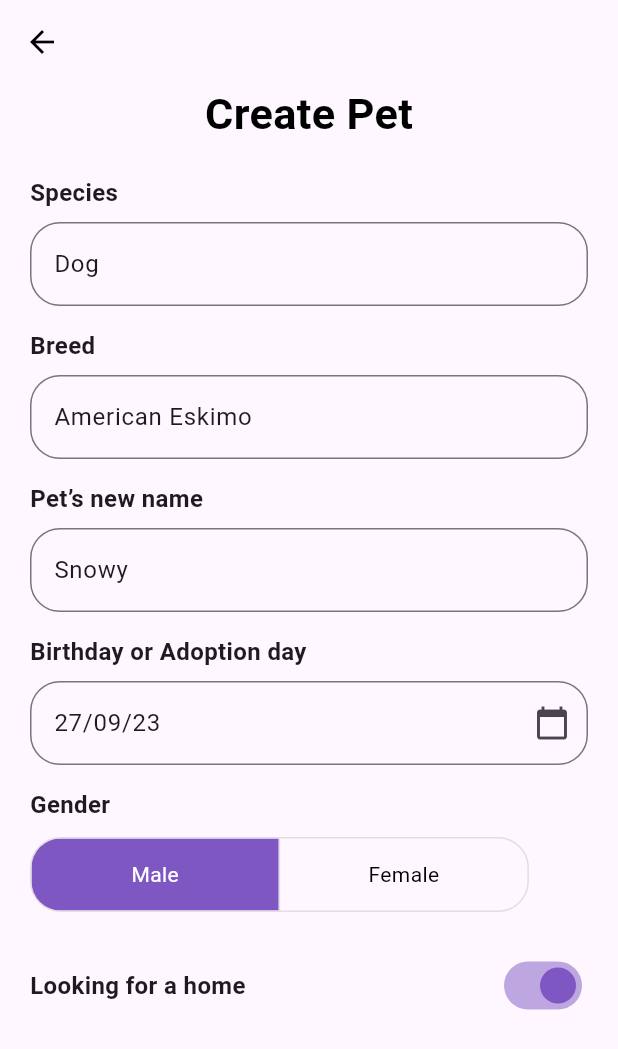
After one commit to MateusTome-Dev/projPet, a Flutter app: the screen it shows after launch, on a phone screen of 412 x 824 dp. The commit adds this screen. Shown: the top 1049 px of the screen. Run offline on Flutter 3.47's test engine with Material 3 defaults, Android fonts, the phone set to English and light mode, and no system bars.

Commit message:
second commit

```diff
--- a/lib/main.dart
+++ b/lib/main.dart
@@ -1,7 +1,5 @@
 import 'package:flutter/material.dart';
-import 'package:projpet/view/doglist_screen.dart';
-
-
+import 'package:projpet/view/createdog_screen.dart';
 
 void main() {
   runApp(const MyApp());
@@ -18,7 +16,7 @@ class MyApp extends StatelessWidget {
         colorScheme: ColorScheme.fromSeed(seedColor: Colors.deepPurple),
         useMaterial3: true,
       ),
-      home: DogsListScreen(),
+      home: CreateDogScreen(),
     );
   }
 }
--- /dev/null
+++ b/lib/view/createdog_screen.dart
@@ -0,0 +1,184 @@
+import 'package:flutter/material.dart';
+
+void main() {
+  runApp(CreateDogScreen());
+}
+
+class CreateDogScreen extends StatelessWidget {
+  @override
+  Widget build(BuildContext context) {
+    return MaterialApp(
+      debugShowCheckedModeBanner: false,
+      home: CreatePetInformation(),
+    );
+  }
+}
+
+class CreatePetInformation extends StatefulWidget {
+  @override
+  _CreatePetInformationState createState() => _CreatePetInformationState();
+}
+
+class _CreatePetInformationState extends State<CreatePetInformation> {
+  final TextEditingController speciesController = TextEditingController(text: "Dog");
+  final TextEditingController breedController = TextEditingController(text: "American Eskimo");
+  final TextEditingController nameController = TextEditingController(text: "Snowy");
+  final TextEditingController dateController = TextEditingController();
+  bool isMale = true;
+  bool isLookingForHome = true;
+
+  @override
+  void initState() {
+    super.initState();
+    dateController.text = "27/09/23"; // Data padrão
+  }
+
+  @override
+  Widget build(BuildContext context) {
+    final size = MediaQuery.of(context).size;
+
+    return Scaffold(
+      appBar: AppBar(
+        backgroundColor: Colors.transparent,
+        elevation: 0,
+        leading: IconButton(
+          icon: Icon(Icons.arrow_back, color: Colors.black),
+          onPressed: () {
+            // Voltar à página anterior
+          },
+        ),
+      ),
+      body: Padding(
+        padding: EdgeInsets.symmetric(horizontal: 20),
+        child: ListView(
+          children: [
+            Center(
+              child: Text(
+                'Create Pet',
+                style: TextStyle(
+                  fontSize: size.width * 0.07,
+                  fontWeight: FontWeight.bold,
+                  color: Colors.black,
+                ),
+              ),
+            ),
+            SizedBox(height: 20),
+            buildTextField("Species", speciesController),
+            SizedBox(height: 15),
+            buildTextField("Breed", breedController),
+            SizedBox(height: 15),
+            buildTextField("Pet’s new name", nameController),
+            SizedBox(height: 15),
+            buildDateField(context, "Birthday or Adoption day", dateController),
+            SizedBox(height: 15),
+            Text(
+              "Gender",
+              style: TextStyle(fontWeight: FontWeight.bold, fontSize: 16),
+            ),
+            SizedBox(height: 10),
+            ToggleButtons(
+              borderRadius: BorderRadius.circular(20),
+              isSelected: [isMale, !isMale],
+              onPressed: (int index) {
+                setState(() {
+                  isMale = index == 0;
+                });
+              },
+              children: [
+                Container(
+                  width: size.width * 0.4,
+                  padding: EdgeInsets.symmetric(vertical: 10),
+                  child: Center(child: Text("Male")),
+                ),
+                Container(
+                  width: size.width * 0.4,
+                  padding: EdgeInsets.symmetric(vertical: 10),
+                  child: Center(child: Text("Female")),
+                ),
+              ],
+              color: Colors.black,
+              selectedColor: Colors.white,
+              fillColor: Color(0xFF7E57C2),
+            ),
+            SizedBox(height: 25),
+            Row(
+              mainAxisAlignment: MainAxisAlignment.spaceBetween,
+              children: [
+                Text(
+                  "Looking for a home",
+                  style: TextStyle(fontWeight: FontWeight.bold, fontSize: 16),
+                ),
+                Switch(
+                  value: isLookingForHome,
+                  activeColor: Color(0xFF7E57C2),
+                  onChanged: (value) {
+                    setState(() {
+                      isLookingForHome = value;
+                    });
+                  },
+                ),
+              ],
+            ),
+          ],
+        ),
+      ),
+    );
+  }
+
+  Widget buildTextField(String labelText, TextEditingController controller) {
+    return Column(
+      crossAxisAlignment: CrossAxisAlignment.start,
+      children: [
+        Text(
+          labelText,
+          style: TextStyle(fontWeight: FontWeight.bold, fontSize: 16),
+        ),
+        SizedBox(height: 8),
+        TextField(
+          controller: controller,
+          decoration: InputDecoration(
+            border: OutlineInputBorder(
+              borderRadius: BorderRadius.circular(20),
+            ),
+          ),
+        ),
+      ],
+    );
+  }
+
+  Widget buildDateField(BuildContext context, String labelText, TextEditingController controller) {
+    return Column(
+      crossAxisAlignment: CrossAxisAlignment.start,
+      children: [
+        Text(
+          labelText,
+          style: TextStyle(fontWeight: FontWeight.bold, fontSize: 16),
+        ),
+        SizedBox(height: 8),
+        TextField(
+          controller: controller,
+          readOnly: true,
+          onTap: () async {
+            DateTime? pickedDate = await showDatePicker(
+              context: context,
+              initialDate: DateTime.now(),
+              firstDate: DateTime(2000),
+              lastDate: DateTime(2101),
+            );
+            if (pickedDate != null) {
+              setState(() {
+                controller.text = "${pickedDate.day}/${pickedDate.month}/${pickedDate.year}";
+              });
+            }
+          },
+          decoration: InputDecoration(
+            border: OutlineInputBorder(
+              borderRadius: BorderRadius.circular(20),
+            ),
+            suffixIcon: Icon(Icons.calendar_today),
+          ),
+        ),
+      ],
+    );
+  }
+}
--- a/lib/view/dashboard_screen.dart
+++ b/lib/view/dashboard_screen.dart
@@ -38,20 +38,20 @@ class HomeScreen extends StatelessWidget {
                   style: TextStyle(
                     fontSize: size.width * 0.08, // Tamanho ajustado do título
                     fontWeight: FontWeight.bold,
-                    color: Colors.lightBlueAccent,
+                    color: const Color.fromARGB(255, 255, 255, 255),
                   ),
                 ),
                 Text(
                   'Adopt, Don\'t Shop',
                   style: TextStyle(
                     fontSize: size.width * 0.05, // Tamanho ajustado do subtítulo
-                    color: Colors.lightBlueAccent,
+                    color: const Color.fromARGB(255, 255, 255, 255),
                   ),
                 ),
               ],
             ),
             Image.network(
-              'https://barking.ca/wp-content/uploads/2022/03/barking-dog-480.png', // Substituir pela URL da imagem do cachorro
+              'https://www.pedigree.com.br/cdn-cgi/image/format=auto,q=90/sites/g/files/fnmzdf2401/files/2022-04/hero-icon-Savannah_0.png', // Substituir pela URL da imagem do cachorro
               height: size.height * 0.3, // Ajuste proporcional da imagem
             ),
             Column(
--- a/lib/widget/dog_card.dart
+++ b/lib/widget/dog_card.dart
@@ -23,7 +23,7 @@ class DogCard extends StatelessWidget {
       child: Column(
         mainAxisAlignment: MainAxisAlignment.center,
         children: [
-          Image.network(
+          Image.asset(
             imageUrl,
             height: 80,
           ),
@@ -40,7 +40,7 @@ class DogCard extends StatelessWidget {
             dogAge,
             style: TextStyle(
               fontSize: 16,
-              color: Colors.grey,
+              color: const Color.fromARGB(255, 15, 15, 15),
             ),
           ),
         ],
--- a/pubspec.yaml
+++ b/pubspec.yaml
@@ -59,8 +59,8 @@ flutter:
   uses-material-design: true
 
   # To add assets to your application, add an assets section, like this:
-  # assets:
-  #   - images/a_dot_burr.jpeg
+  assets:
+    - assets/img/
   #   - images/a_dot_ham.jpeg
 
   # An image asset can refer to one or more resolution-specific "variants", see
```
Also changed, not shown: lib/view/dog_detail_page.dart (added, +118 -0 lines), lib/view/doglist_screen.dart (+19 -34 lines), 1 other file.
